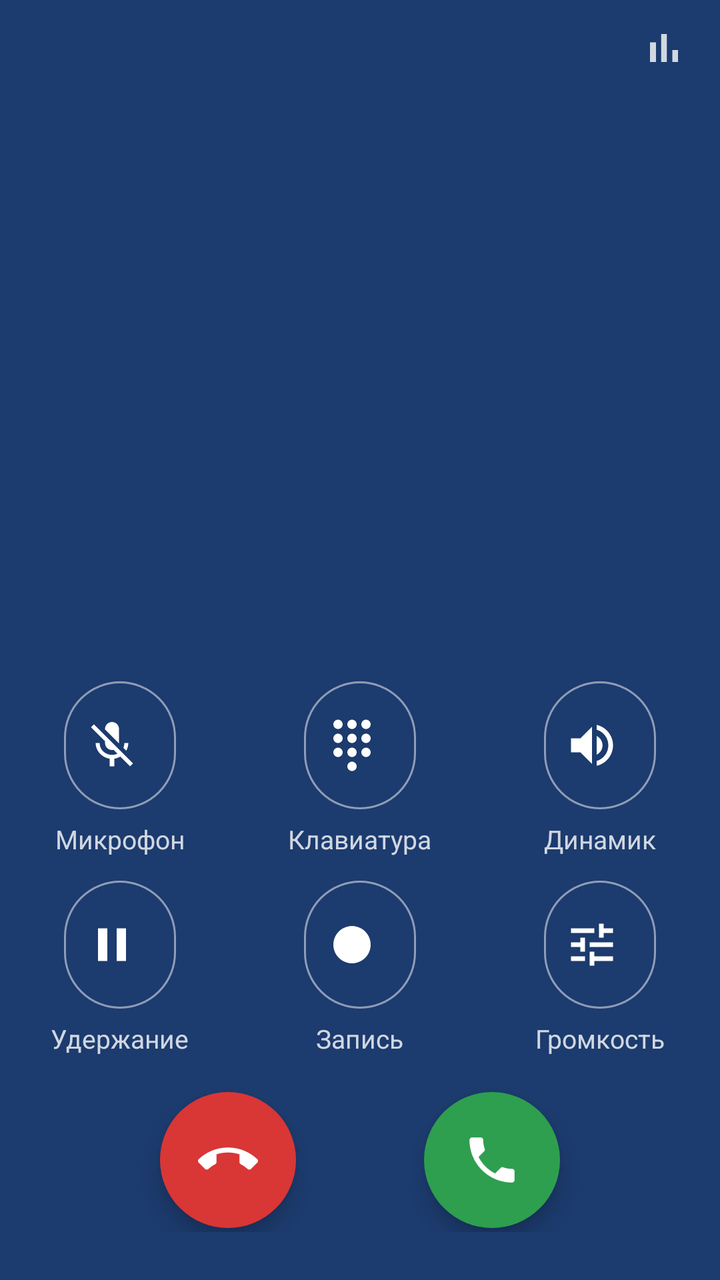
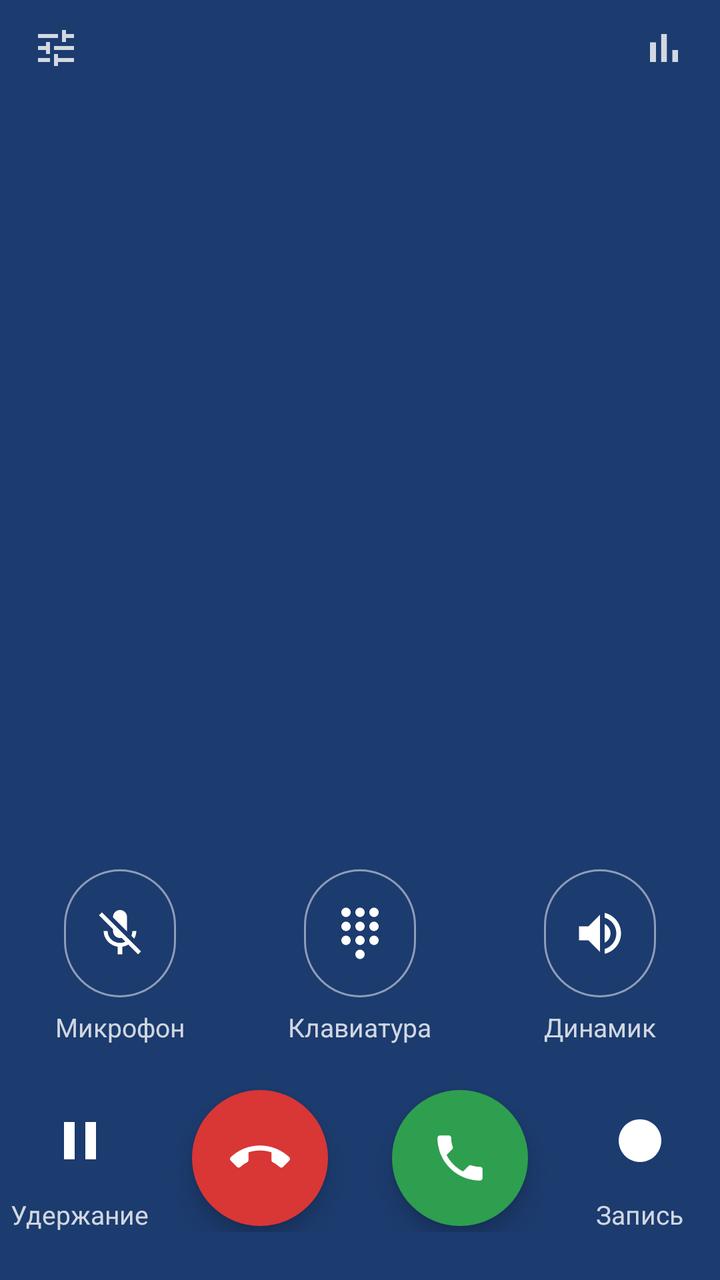

Screens rendered from an Android XML layout before and after an edit, with the pre-edit source and the edit as a unified diff.
<!-- AndroidManifest.xml: application theme Theme.IaxPhone -->
<!-- res/layout/call_panel.xml -->
<?xml version="1.0" encoding="utf-8"?>
<LinearLayout xmlns:android="http://schemas.android.com/apk/res/android"
    xmlns:app="http://schemas.android.com/apk/res-auto"
    android:layout_width="match_parent"
    android:layout_height="match_parent"
    android:background="@color/call_bg"
    android:clickable="true"
    android:focusable="true"
    android:orientation="vertical">

    
    <FrameLayout
        android:layout_width="match_parent"
        android:layout_height="48dp">

        <TextView
            android:id="@+id/recIndicator"
            android:layout_width="wrap_content"
            android:layout_height="wrap_content"
            android:layout_gravity="center_vertical|start"
            android:layout_marginStart="16dp"
            android:drawablePadding="6dp"
            android:gravity="center_vertical"
            android:textColor="@android:color/white"
            android:textSize="14sp"
            android:visibility="gone"
            app:drawableStartCompat="@drawable/ic_record"
            app:drawableTint="@color/red" />

        <ImageButton
            android:id="@+id/stats"
            android:layout_width="48dp"
            android:layout_height="48dp"
            android:layout_gravity="end"
            android:layout_marginEnd="4dp"
            android:background="?attr/selectableItemBackgroundBorderless"
            android:contentDescription="@string/stats"
            android:src="@drawable/ic_stats"
            app:tint="#CCFFFFFF" />
    </FrameLayout>

    <TextView
        android:id="@+id/callName"
        android:layout_width="match_parent"
        android:layout_height="wrap_content"
        android:ellipsize="end"
        android:gravity="center"
        android:maxLines="2"
        android:paddingStart="24dp"
        android:paddingEnd="24dp"
        android:textColor="@android:color/white"
        android:textSize="30sp" />

    <TextView
        android:id="@+id/callNumber"
        android:layout_width="match_parent"
        android:layout_height="wrap_content"
        android:layout_marginTop="4dp"
        android:gravity="center"
        android:textColor="#B3FFFFFF"
        android:textSize="16sp" />

    <TextView
        android:id="@+id/callStatus"
        android:layout_width="match_parent"
        android:layout_height="wrap_content"
        android:layout_marginTop="12dp"
        android:gravity="center"
        android:textColor="@android:color/white"
        android:textSize="17sp" />

    <TextView
        android:id="@+id/dtmfSent"
        android:layout_width="match_parent"
        android:layout_height="wrap_content"
        android:layout_marginTop="4dp"
        android:gravity="center"
        android:letterSpacing="0.1"
        android:minHeight="28dp"
        android:textColor="@android:color/white"
        android:textSize="22sp" />

    
    <FrameLayout
        android:id="@+id/keypadArea"
        android:layout_width="match_parent"
        android:layout_height="0dp"
        android:layout_weight="1">

        <include
            android:id="@+id/callKeypad"
            layout="@layout/keypad"
            android:layout_width="360dp"
            android:layout_height="wrap_content"
            android:layout_gravity="bottom|center_horizontal"
            android:visibility="gone" />
    </FrameLayout>

    
    <LinearLayout
        android:id="@+id/inCallControls"
        android:layout_width="match_parent"
        android:layout_height="wrap_content"
        android:layout_marginTop="8dp"
        android:layout_marginBottom="16dp"
        android:orientation="vertical">

        <LinearLayout
            android:layout_width="match_parent"
            android:layout_height="wrap_content"
            android:orientation="horizontal">

            <LinearLayout style="@style/CallControlCell">
                <com.google.android.material.button.MaterialButton
                    android:id="@+id/mute"
                    style="@style/CallControl"
                    android:checkable="true"
                    android:contentDescription="@string/mute"
                    app:icon="@drawable/ic_mic_off" />
                <TextView style="@style/CallControlLabel" android:text="@string/mute" />
            </LinearLayout>

            <LinearLayout style="@style/CallControlCell">
                <com.google.android.material.button.MaterialButton
                    android:id="@+id/keypadToggle"
                    style="@style/CallControl"
                    android:checkable="true"
                    android:contentDescription="@string/keypad"
                    app:icon="@drawable/ic_dialpad" />
                <TextView style="@style/CallControlLabel" android:text="@string/keypad" />
            </LinearLayout>

            <LinearLayout style="@style/CallControlCell">
                <com.google.android.material.button.MaterialButton
                    android:id="@+id/speaker"
                    style="@style/CallControl"
                    android:checkable="true"
                    android:contentDescription="@string/speaker"
                    app:icon="@drawable/ic_speaker" />
                <TextView style="@style/CallControlLabel" android:text="@string/speaker" />
            </LinearLayout>
        </LinearLayout>

        <LinearLayout
            android:layout_width="match_parent"
            android:layout_height="wrap_content"
            android:layout_marginTop="12dp"
            android:orientation="horizontal">

            <LinearLayout style="@style/CallControlCell">
                <com.google.android.material.button.MaterialButton
                    android:id="@+id/hold"
                    style="@style/CallControl"
                    android:checkable="true"
                    android:contentDescription="@string/hold"
                    app:icon="@drawable/ic_pause" />
                <TextView style="@style/CallControlLabel" android:text="@string/hold" />
            </LinearLayout>

            <LinearLayout style="@style/CallControlCell">
                <com.google.android.material.button.MaterialButton
                    android:id="@+id/record"
                    style="@style/CallControl"
                    android:checkable="true"
                    android:contentDescription="@string/record"
                    app:icon="@drawable/ic_record" />
                <TextView style="@style/CallControlLabel" android:text="@string/record" />
            </LinearLayout>

            <LinearLayout style="@style/CallControlCell">
                <com.google.android.material.button.MaterialButton
                    android:id="@+id/volume"
                    style="@style/CallControl"
                    android:contentDescription="@string/volume"
                    app:icon="@drawable/ic_tune" />
                <TextView style="@style/CallControlLabel" android:text="@string/volume" />
            </LinearLayout>
        </LinearLayout>
    </LinearLayout>

    
    <LinearLayout
        android:layout_width="match_parent"
        android:layout_height="wrap_content"
        android:layout_marginBottom="24dp"
        android:gravity="center"
        android:minHeight="72dp"
        android:orientation="horizontal">

        <com.google.android.material.floatingactionbutton.FloatingActionButton
            android:id="@+id/hangup"
            android:layout_width="wrap_content"
            android:layout_height="wrap_content"
            android:layout_marginStart="32dp"
            android:layout_marginEnd="32dp"
            android:contentDescription="@string/hangup"
            android:src="@drawable/ic_call_end"
            app:backgroundTint="@color/red"
            app:fabCustomSize="68dp"
            app:maxImageSize="30dp"
            app:shapeAppearanceOverlay="@style/ShapeAppearance.Material3.Corner.Full"
            app:tint="@android:color/white" />

        <com.google.android.material.floatingactionbutton.FloatingActionButton
            android:id="@+id/answer"
            android:layout_width="wrap_content"
            android:layout_height="wrap_content"
            android:layout_marginStart="32dp"
            android:layout_marginEnd="32dp"
            android:contentDescription="@string/answer"
            android:src="@drawable/ic_call"
            app:backgroundTint="@color/green"
            app:fabCustomSize="68dp"
            app:maxImageSize="30dp"
            app:shapeAppearanceOverlay="@style/ShapeAppearance.Material3.Corner.Full"
            app:tint="@android:color/white" />
    </LinearLayout>
</LinearLayout>
<!-- res/layout/keypad.xml (included above) -->
<?xml version="1.0" encoding="utf-8"?>
<GridLayout xmlns:android="http://schemas.android.com/apk/res/android"
    android:layout_width="match_parent"
    android:layout_height="wrap_content"
    android:columnCount="3"
    android:paddingStart="32dp"
    android:paddingEnd="32dp"
    android:useDefaultMargins="false">

    <com.google.android.material.button.MaterialButton android:id="@+id/k1" style="@style/DialKey" android:text="1" />
    <com.google.android.material.button.MaterialButton android:id="@+id/k2" style="@style/DialKey" android:text="2" />
    <com.google.android.material.button.MaterialButton android:id="@+id/k3" style="@style/DialKey" android:text="3" />
    <com.google.android.material.button.MaterialButton android:id="@+id/k4" style="@style/DialKey" android:text="4" />
    <com.google.android.material.button.MaterialButton android:id="@+id/k5" style="@style/DialKey" android:text="5" />
    <com.google.android.material.button.MaterialButton android:id="@+id/k6" style="@style/DialKey" android:text="6" />
    <com.google.android.material.button.MaterialButton android:id="@+id/k7" style="@style/DialKey" android:text="7" />
    <com.google.android.material.button.MaterialButton android:id="@+id/k8" style="@style/DialKey" android:text="8" />
    <com.google.android.material.button.MaterialButton android:id="@+id/k9" style="@style/DialKey" android:text="9" />
    <com.google.android.material.button.MaterialButton android:id="@+id/kStar" style="@style/DialKey" android:text="*" />
    <com.google.android.material.button.MaterialButton android:id="@+id/k0" style="@style/DialKey" android:text="0" />
    <com.google.android.material.button.MaterialButton android:id="@+id/kHash" style="@style/DialKey" android:text="#" />
</GridLayout>
<!-- resources referenced by this layout -->
<resources>
  <color name="call_bg">#1C3B6E</color>
  <color name="green">#2E9E4F</color>
  <color name="red">#D93636</color>
  <!-- drawable ic_pause (drawable) -->
  <vector xmlns:android="http://schemas.android.com/apk/res/android"
      android:width="24dp" android:height="24dp" android:viewportWidth="24" android:viewportHeight="24"
      android:tint="?attr/colorControlNormal">
      <path android:fillColor="@android:color/white"
          android:pathData="M6,19h4V5H6v14zM14,5v14h4V5h-4z" />
  </vector>
  <!-- drawable ic_record (drawable) -->
  <vector xmlns:android="http://schemas.android.com/apk/res/android"
      android:width="24dp" android:height="24dp" android:viewportWidth="24" android:viewportHeight="24"
      android:tint="?attr/colorControlNormal">
      <path android:fillColor="@android:color/white"
          android:pathData="M12,4a8,8 0 1,0 0.001,0z" />
  </vector>
  <string name="answer">Ответить</string>
  <string name="hangup">Завершить</string>
  <string name="hold">Удержание</string>
  <string name="keypad">Клавиатура</string>
  <string name="mute">Микрофон</string>
  <string name="record">Запись</string>
  <string name="speaker">Динамик</string>
  <string name="stats">Статистика</string>
  <string name="volume">Громкость</string>
  <style name="CallControl" parent="Widget.Material3.Button.IconButton.Outlined">
          <item name="android:layout_width">64dp</item>
          <item name="android:layout_height">64dp</item>
          <item name="android:insetTop">0dp</item>
          <item name="android:insetBottom">0dp</item>
          <item name="iconSize">28dp</item>
          <item name="iconTint">@color/call_control_fg</item>
          <item name="backgroundTint">@color/call_control_bg</item>
          <item name="strokeColor">#80FFFFFF</item>
          <item name="cornerRadius">32dp</item>
      </style>
  <style name="CallControlCell">
          <item name="android:layout_width">0dp</item>
          <item name="android:layout_height">wrap_content</item>
          <item name="android:layout_weight">1</item>
          <item name="android:gravity">center_horizontal</item>
          <item name="android:orientation">vertical</item>
      </style>
  <style name="CallControlLabel">
          <item name="android:layout_width">wrap_content</item>
          <item name="android:layout_height">wrap_content</item>
          <item name="android:layout_marginTop">6dp</item>
          <item name="android:textColor">#CCFFFFFF</item>
          <item name="android:textSize">13sp</item>
      </style>
  <style name="Theme.IaxPhone" parent="Theme.Material3.DayNight.NoActionBar">
          <item name="colorPrimary">@color/top_bar_primary</item>
          <item name="colorOnPrimary">@color/on_primary</item>
          <item name="colorSecondaryContainer">@color/key_bg</item>
          <item name="android:windowBackground">@color/page_bg</item>
      </style>
  <color name="key_text">#1B1F27</color>
  <color name="key_bg">#FFFFFF</color>
  <color name="divider">#E2E6EE</color>
  <color name="top_bar_primary">#2B5BA8</color>
  <color name="on_primary">#FFFFFF</color>
  <color name="page_bg">#F2F5FB</color>
  <!-- unchanged entries left out for length: 8 -->
</resources>

<!-- the commit's change to res/layout/call_panel.xml (unified diff, before → after) -->
@@ -13,12 +13,22 @@
         android:layout_width="match_parent"
         android:layout_height="48dp">
 
+        <ImageButton
+            android:id="@+id/volume"
+            android:layout_width="48dp"
+            android:layout_height="48dp"
+            android:layout_gravity="start"
+            android:layout_marginStart="4dp"
+            android:background="?attr/selectableItemBackgroundBorderless"
+            android:contentDescription="@string/volume"
+            android:src="@drawable/ic_tune"
+            app:tint="#CCFFFFFF" />
+
         <TextView
             android:id="@+id/recIndicator"
             android:layout_width="wrap_content"
             android:layout_height="wrap_content"
-            android:layout_gravity="center_vertical|start"
-            android:layout_marginStart="16dp"
+            android:layout_gravity="center"
             android:drawablePadding="6dp"
             android:gravity="center_vertical"
             android:textColor="@android:color/white"
@@ -102,79 +112,37 @@
         android:layout_width="match_parent"
         android:layout_height="wrap_content"
         android:layout_marginTop="8dp"
-        android:layout_marginBottom="16dp"
-        android:orientation="vertical">
-
-        <LinearLayout
-            android:layout_width="match_parent"
-            android:layout_height="wrap_content"
-            android:orientation="horizontal">
-
-            <LinearLayout style="@style/CallControlCell">
-                <com.google.android.material.button.MaterialButton
-                    android:id="@+id/mute"
-                    style="@style/CallControl"
-                    android:checkable="true"
-                    android:contentDescription="@string/mute"
-                    app:icon="@drawable/ic_mic_off" />
-                <TextView style="@style/CallControlLabel" android:text="@string/mute" />
-            </LinearLayout>
-
-            <LinearLayout style="@style/CallControlCell">
-                <com.google.android.material.button.MaterialButton
-                    android:id="@+id/keypadToggle"
-                    style="@style/CallControl"
-                    android:checkable="true"
-                    android:contentDescription="@string/keypad"
-                    app:icon="@drawable/ic_dialpad" />
-                <TextView style="@style/CallControlLabel" android:text="@string/keypad" />
-            </LinearLayout>
-
-            <LinearLayout style="@style/CallControlCell">
-                <com.google.android.material.button.MaterialButton
-                    android:id="@+id/speaker"
-                    style="@style/CallControl"
-                    android:checkable="true"
-                    android:contentDescription="@string/speaker"
-                    app:icon="@drawable/ic_speaker" />
-                <TextView style="@style/CallControlLabel" android:text="@string/speaker" />
-            </LinearLayout>
-        </LinearLayout>
-
-        <LinearLayout
-            android:layout_width="match_parent"
-            android:layout_height="wrap_content"
-            android:layout_marginTop="12dp"
-            android:orientation="horizontal">
-
-            <LinearLayout style="@style/CallControlCell">
-                <com.google.android.material.button.MaterialButton
-                    android:id="@+id/hold"
-                    style="@style/CallControl"
-                    android:checkable="true"
-                    android:contentDescription="@string/hold"
-                    app:icon="@drawable/ic_pause" />
-                <TextView style="@style/CallControlLabel" android:text="@string/hold" />
-            </LinearLayout>
-
-            <LinearLayout style="@style/CallControlCell">
-                <com.google.android.material.button.MaterialButton
-                    android:id="@+id/record"
-                    style="@style/CallControl"
-                    android:checkable="true"
-                    android:contentDescription="@string/record"
-                    app:icon="@drawable/ic_record" />
-                <TextView style="@style/CallControlLabel" android:text="@string/record" />
-            </LinearLayout>
-
-            <LinearLayout style="@style/CallControlCell">
-                <com.google.android.material.button.MaterialButton
-                    android:id="@+id/volume"
-                    style="@style/CallControl"
-                    android:contentDescription="@string/volume"
-                    app:icon="@drawable/ic_tune" />
-                <TextView style="@style/CallControlLabel" android:text="@string/volume" />
-            </LinearLayout>
+        android:layout_marginBottom="20dp"
+        android:orientation="horizontal">
+
+        <LinearLayout style="@style/CallControlCell">
+            <com.google.android.material.button.MaterialButton
+                android:id="@+id/mute"
+                style="@style/CallControl"
+                android:checkable="true"
+                android:contentDescription="@string/mute"
+                app:icon="@drawable/ic_mic_off" />
+            <TextView style="@style/CallControlLabel" android:text="@string/mute" />
+        </LinearLayout>
+
+        <LinearLayout style="@style/CallControlCell">
+            <com.google.android.material.button.MaterialButton
+                android:id="@+id/keypadToggle"
+                style="@style/CallControl"
+                android:checkable="true"
+                android:contentDescription="@string/keypad"
+                app:icon="@drawable/ic_dialpad" />
+            <TextView style="@style/CallControlLabel" android:text="@string/keypad" />
+        </LinearLayout>
+
+        <LinearLayout style="@style/CallControlCell">
+            <com.google.android.material.button.MaterialButton
+                android:id="@+id/speaker"
+                style="@style/CallControl"
+                android:checkable="true"
+                android:contentDescription="@string/speaker"
+                app:icon="@drawable/ic_speaker" />
+            <TextView style="@style/CallControlLabel" android:text="@string/speaker" />
         </LinearLayout>
     </LinearLayout>
 
@@ -183,16 +151,32 @@
         android:layout_width="match_parent"
         android:layout_height="wrap_content"
         android:layout_marginBottom="24dp"
-        android:gravity="center"
+        android:gravity="center_vertical"
         android:minHeight="72dp"
         android:orientation="horizontal">
+
+        <LinearLayout
+            android:id="@+id/holdCell"
+            style="@style/CallControlCell">
+            <com.google.android.material.button.MaterialButton
+                android:id="@+id/hold"
+                style="@style/CallActionPlain"
+                android:contentDescription="@string/hold"
+                app:icon="@drawable/ic_pause"
+                app:iconTint="@color/call_hold_fg" />
+            <TextView
+                android:id="@+id/holdLabel"
+                style="@style/CallControlLabel"
+                android:layout_marginTop="0dp"
+                android:text="@string/hold" />
+        </LinearLayout>
 
         <com.google.android.material.floatingactionbutton.FloatingActionButton
             android:id="@+id/hangup"
             android:layout_width="wrap_content"
             android:layout_height="wrap_content"
-            android:layout_marginStart="32dp"
-            android:layout_marginEnd="32dp"
+            android:layout_marginStart="16dp"
+            android:layout_marginEnd="16dp"
             android:contentDescription="@string/hangup"
             android:src="@drawable/ic_call_end"
             app:backgroundTint="@color/red"
@@ -205,8 +189,8 @@
             android:id="@+id/answer"
             android:layout_width="wrap_content"
             android:layout_height="wrap_content"
-            android:layout_marginStart="32dp"
-            android:layout_marginEnd="32dp"
+            android:layout_marginStart="16dp"
+            android:layout_marginEnd="16dp"
             android:contentDescription="@string/answer"
             android:src="@drawable/ic_call"
             app:backgroundTint="@color/green"
@@ -214,6 +198,22 @@
             app:maxImageSize="30dp"
             app:shapeAppearanceOverlay="@style/ShapeAppearance.Material3.Corner.Full"
             app:tint="@android:color/white" />
+
+        <LinearLayout
+            android:id="@+id/recordCell"
+            style="@style/CallControlCell">
+            <com.google.android.material.button.MaterialButton
+                android:id="@+id/record"
+                style="@style/CallActionPlain"
+                android:contentDescription="@string/record"
+                app:icon="@drawable/ic_record"
+                app:iconTint="@color/call_record_fg" />
+            <TextView
+                android:id="@+id/recordLabel"
+                style="@style/CallControlLabel"
+                android:layout_marginTop="0dp"
+                android:text="@string/record" />
+        </LinearLayout>
     </LinearLayout>
 </LinearLayout>
 <!-- res/layout/keypad.xml (included above) -->
<!-- resource entries referenced after the edit -->
@@ -26,12 +26,29 @@
   <string name="speaker">Динамик</string>
   <string name="stats">Статистика</string>
   <string name="volume">Громкость</string>
+  <style name="CallActionPlain" parent="Widget.Material3.Button.IconButton">
+          <item name="android:layout_width">56dp</item>
+          <item name="android:layout_height">56dp</item>
+          <item name="android:insetTop">0dp</item>
+          <item name="android:insetBottom">0dp</item>
+          <item name="android:padding">0dp</item>
+          <item name="iconSize">32dp</item>
+          <item name="iconGravity">textStart</item>
+          <item name="iconPadding">0dp</item>
+          <item name="backgroundTint">@android:color/transparent</item>
+          <item name="rippleColor">#33FFFFFF</item>
+          <item name="android:checkable">true</item>
+      </style>
   <style name="CallControl" parent="Widget.Material3.Button.IconButton.Outlined">
           <item name="android:layout_width">64dp</item>
           <item name="android:layout_height">64dp</item>
           <item name="android:insetTop">0dp</item>
           <item name="android:insetBottom">0dp</item>
           <item name="iconSize">28dp</item>
+          
+          <item name="iconGravity">textStart</item>
+          <item name="iconPadding">0dp</item>
+          <item name="android:padding">0dp</item>
           <item name="iconTint">@color/call_control_fg</item>
           <item name="backgroundTint">@color/call_control_bg</item>
           <item name="strokeColor">#80FFFFFF</item>
